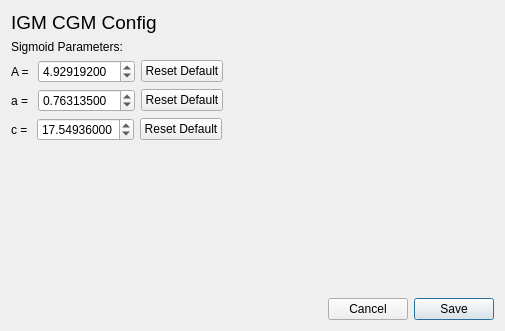
astrorama/Phosphoros, file PhzQtUI/auxdir/PhzQtUI/DialogCGMConfig.ui: the form before one commit.
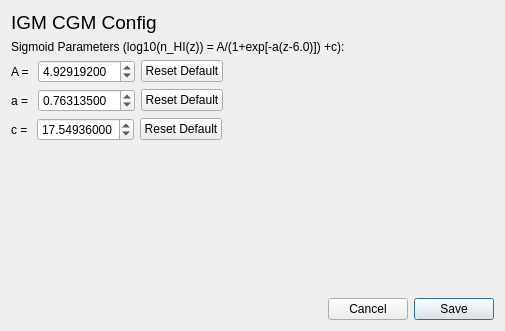
The form after the commit.

What changed in the file:
```diff
--- a/PhzQtUI/auxdir/PhzQtUI/DialogCGMConfig.ui
+++ b/PhzQtUI/auxdir/PhzQtUI/DialogCGMConfig.ui
@@ -29,7 +29,7 @@
    <item>
     <widget class="QLabel" name="label">
      <property name="text">
-      <string>Sigmoid Parameters:</string>
+      <string>Sigmoid Parameters (log10(n_HI(z)) = A/(1+exp[-a(z-6.0)]) +c):</string>
      </property>
     </widget>
    </item>
```
